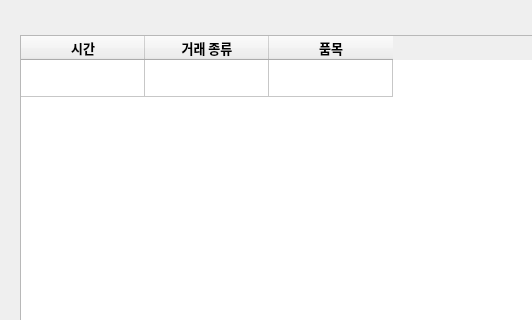
go4521304/storage, file 재고관리/storage.ui: the form before one commit; both pictures show x 0 to 532 and y 0 to 320 of the 1024 by 768 pixel window.
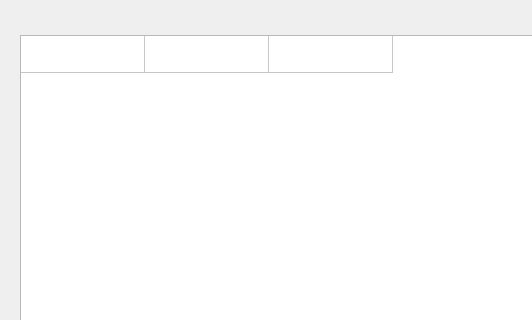
The form after the commit. The open tabs and pages were chosen to show the change.

Commit message: SearchPage 순서도 추가 / 검색결과가 없을 때 '검색결과 없음' 출력 추가 / 페이지 바꾸는 버튼 이름 수정

Diff of the .ui file:
```diff
--- a/재고관리/storage.ui
+++ b/재고관리/storage.ui
@@ -85,7 +85,7 @@
       <number>3</number>
      </property>
      <attribute name="horizontalHeaderVisible">
-      <bool>true</bool>
+      <bool>false</bool>
      </attribute>
      <attribute name="horizontalHeaderCascadingSectionResizes">
       <bool>false</bool>
```
Left out of the diff: 10 changed lines with no effect on the pictures. The commit also changes 2 other files.
